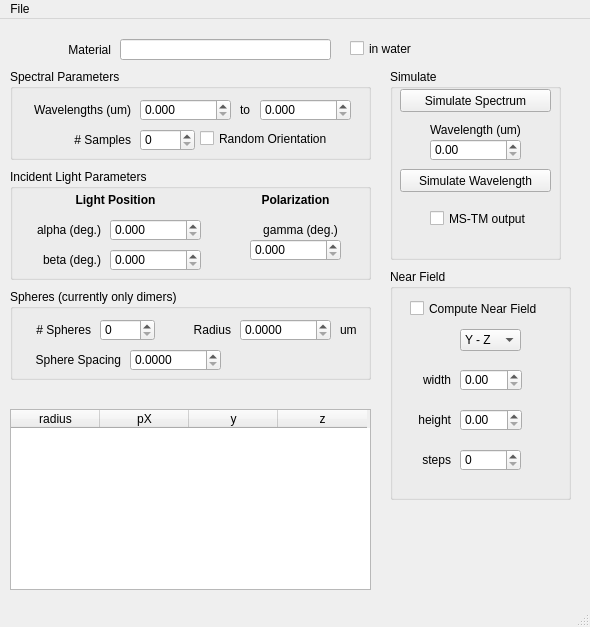
yael1991/mstm-gui, file mstm_guiwindow.ui: the form before one commit.
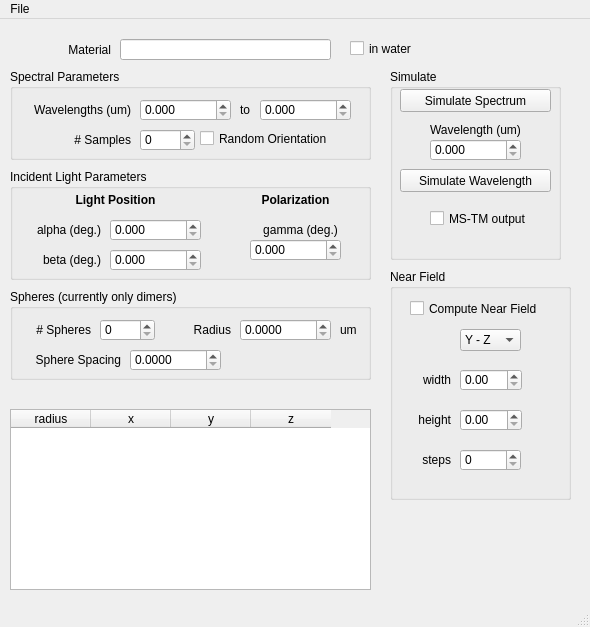
The form after the commit.

What changed in the file:
```diff
--- a/mstm_guiwindow.ui
+++ b/mstm_guiwindow.ui
@@ -651,6 +651,12 @@
        <height>22</height>
       </rect>
      </property>
+     <property name="decimals">
+      <number>3</number>
+     </property>
+     <property name="singleStep">
+      <double>0.001000000000000</double>
+     </property>
     </widget>
     <widget class="QLabel" name="label_11">
      <property name="geometry">
@@ -679,7 +685,7 @@
      </rect>
     </property>
     <attribute name="horizontalHeaderDefaultSectionSize">
-     <number>89</number>
+     <number>80</number>
     </attribute>
     <attribute name="verticalHeaderDefaultSectionSize">
      <number>30</number>
@@ -691,7 +697,7 @@
     </column>
     <column>
      <property name="text">
-      <string>pX</string>
+      <string>x</string>
      </property>
     </column>
     <column>
```
